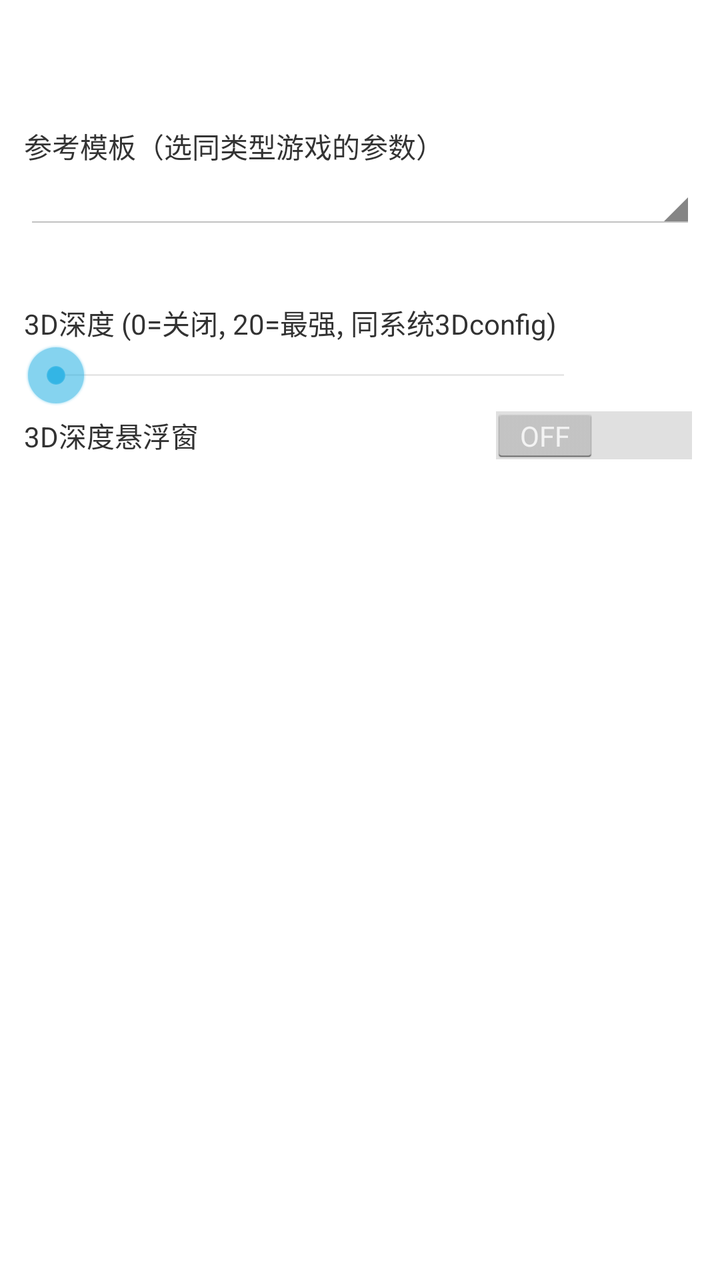
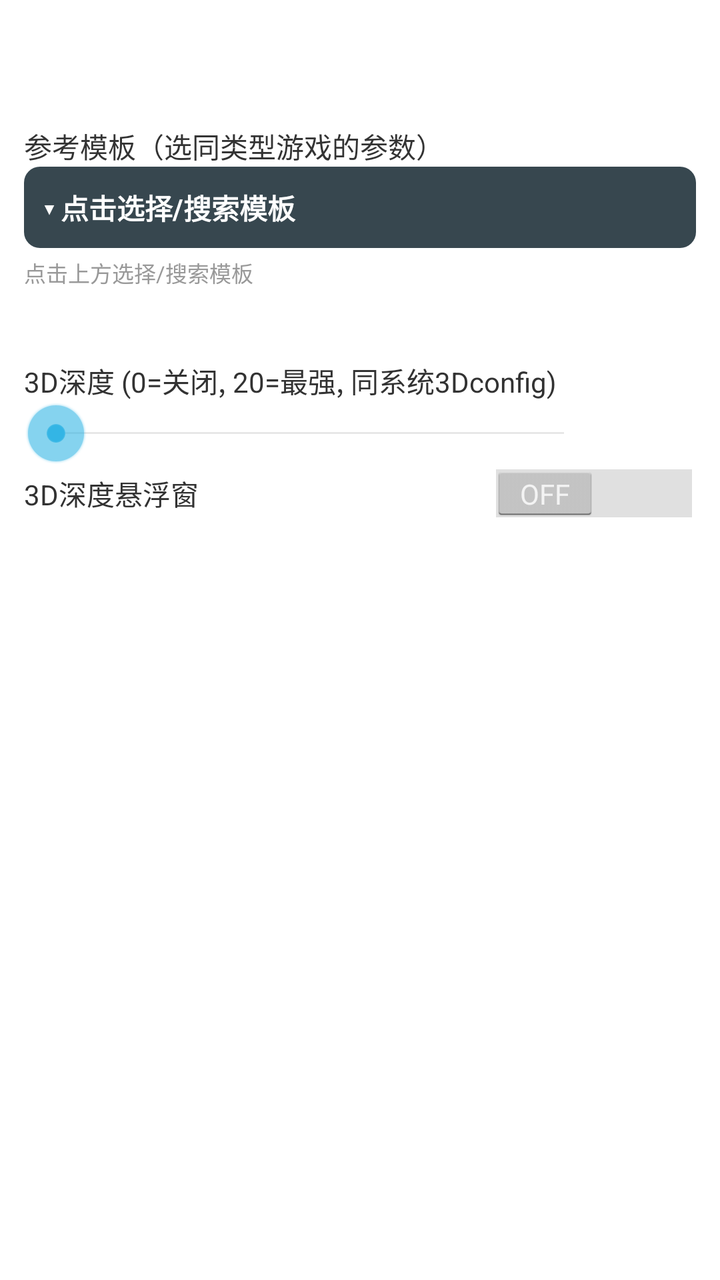

Two renders of the same Android screen: before a commit and after it. Below are the layout's source before the change and the commit's diff.
<!-- AndroidManifest.xml: application theme android:Theme.Holo.Light -->
<!-- res/layout/dialog_params.xml -->
<?xml version="1.0" encoding="utf-8"?>
<ScrollView xmlns:android="http://schemas.android.com/apk/res/android"
    android:layout_width="match_parent"
    android:layout_height="wrap_content">

    <LinearLayout
        android:layout_width="match_parent"
        android:layout_height="wrap_content"
        android:orientation="vertical"
        android:padding="12dp">

        <TextView
            android:id="@+id/tv_pkg_title"
            android:layout_width="match_parent"
            android:layout_height="wrap_content"
            android:textSize="15sp"
            android:textColor="#333333"
            android:paddingBottom="8dp"/>

        
        <TextView
            android:id="@+id/tv_match_tip"
            android:layout_width="match_parent"
            android:layout_height="wrap_content"
            android:textSize="12sp"
            android:textColor="#008800"
            android:paddingBottom="6dp"/>

        
        <TextView
            android:layout_width="wrap_content"
            android:layout_height="wrap_content"
            android:text="参考模板（选同类型游戏的参数）"
            android:textSize="14sp"
            android:textColor="#333333"/>
        <Spinner
            android:id="@+id/sp_ref"
            android:layout_width="match_parent"
            android:layout_height="wrap_content"
            android:layout_marginBottom="8dp"/>

        
        <TextView
            android:id="@+id/tv_param_info"
            android:layout_width="match_parent"
            android:layout_height="wrap_content"
            android:textSize="13sp"
            android:textColor="#666666"
            android:paddingBottom="10dp"/>

        
        <TextView
            android:layout_width="wrap_content"
            android:layout_height="wrap_content"
            android:text="3D深度 (0=关闭, 20=最强, 同系统3Dconfig)"
            android:textSize="14sp"/>
        <LinearLayout
            android:layout_width="match_parent"
            android:layout_height="wrap_content"
            android:orientation="horizontal"
            android:gravity="center_vertical">
            <SeekBar
                android:id="@+id/sb_depth"
                android:layout_width="0dp"
                android:layout_height="wrap_content"
                android:layout_weight="1"
                android:max="20"/>
            <TextView
                android:id="@+id/tv_depth"
                android:layout_width="50dp"
                android:layout_height="wrap_content"
                android:gravity="center"
                android:textSize="14sp"/>
        </LinearLayout>

        
        <LinearLayout
            android:layout_width="match_parent"
            android:layout_height="wrap_content"
            android:orientation="horizontal"
            android:gravity="center_vertical">
            <TextView
                android:layout_width="0dp"
                android:layout_height="wrap_content"
                android:layout_weight="1"
                android:text="3D深度悬浮窗"
                android:textSize="14sp"/>
            <Switch
                android:id="@+id/sw_game_fb"
                android:layout_width="wrap_content"
                android:layout_height="wrap_content"/>
        </LinearLayout>

        
        <CheckBox
            android:id="@+id/cb_all_fb"
            android:layout_width="match_parent"
            android:layout_height="wrap_content"
            android:text="全部开启（所有3D游戏都强制开启深度悬浮窗）"
            android:textSize="13sp"
            android:visibility="gone"/>
    </LinearLayout>
</ScrollView>
<!-- resources referenced by this layout -->
<resources>

</resources>

<!-- the commit's change to res/layout/dialog_params.xml (unified diff, before → after) -->
@@ -33,10 +33,23 @@
             android:text="参考模板（选同类型游戏的参数）"
             android:textSize="14sp"
             android:textColor="#333333"/>
-        <Spinner
+        <TextView
             android:id="@+id/sp_ref"
             android:layout_width="match_parent"
             android:layout_height="wrap_content"
+            android:padding="10dp"
+            android:layout_marginBottom="4dp"
+            android:background="@drawable/ref_btn_bg"
+            android:textColor="#FFFFFF"
+            android:textSize="14sp"
+            android:textStyle="bold"
+            android:text="▾ 点击选择/搜索模板"/>
+        <TextView
+            android:layout_width="match_parent"
+            android:layout_height="wrap_content"
+            android:text="点击上方选择/搜索模板"
+            android:textSize="11sp"
+            android:textColor="#999999"
             android:layout_marginBottom="8dp"/>
 
         
<!-- resource entries referenced after the edit -->
@@ -1,5 +1,11 @@
 <!-- resources referenced by this layout -->
 <resources>
-
+  <!-- drawable ref_btn_bg (drawable) -->
+  <?xml version="1.0" encoding="utf-8"?>
+  <shape xmlns:android="http://schemas.android.com/apk/res/android"
+      android:shape="rectangle">
+      <solid android:color="#37474F"/>
+      <corners android:radius="8dp"/>
+  </shape>
 </resources>
 
